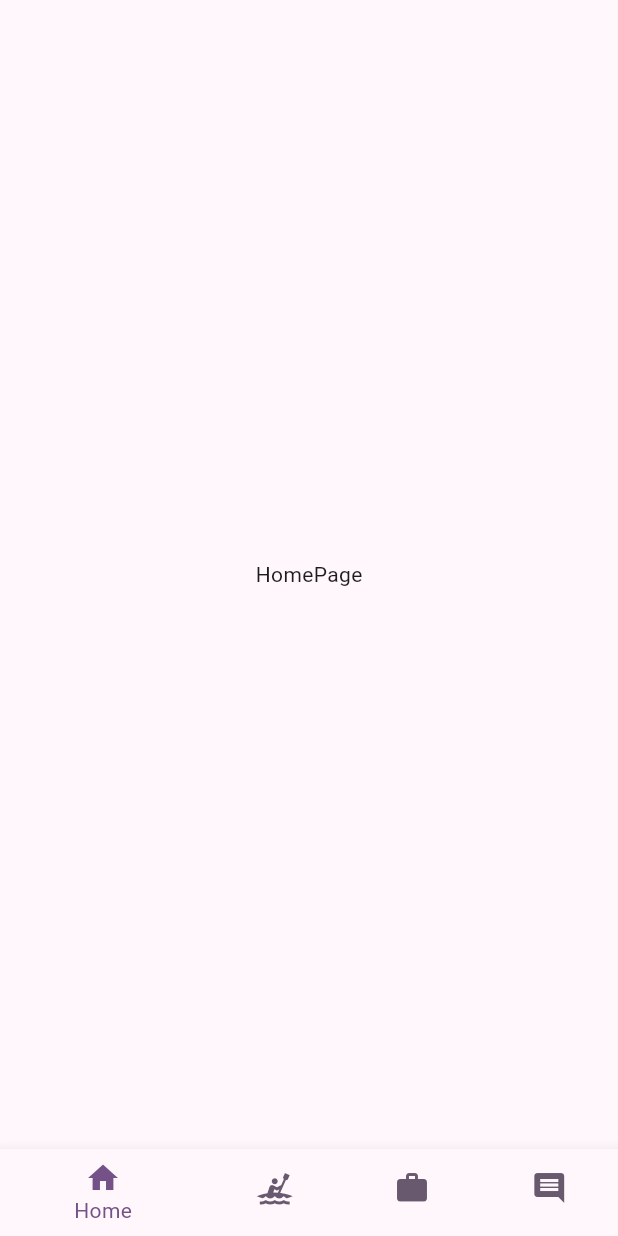
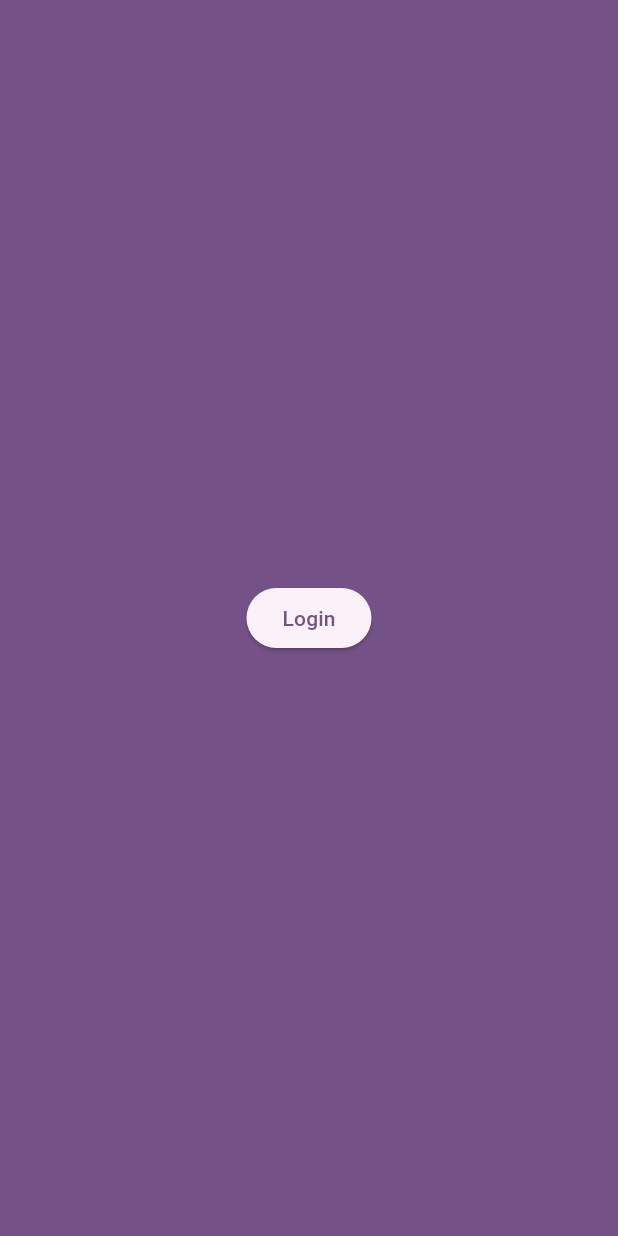
Before and after one commit to Jabrocki/HackYeah, a Flutter app: the screen it shows after launch, on a phone screen of 412 x 824 dp. Run offline on Flutter 3.47's test engine with Material 3 defaults, Android fonts, the phone set to English and light mode, and no system bars.

Commit message:
Jabrooo
Posts added, loginPage  added, some refactoring

```diff
--- a/lib/appState/jaberAppState.dart
+++ /dev/null
@@ -1,6 +0,0 @@
-import 'package:flutter/material.dart';
-import 'package:provider/provider.dart';
-
-class JaberAppState extends ChangeNotifier {
-
-}
--- a/lib/appState/mainAppState.dart
+++ b/lib/appState/mainAppState.dart
@@ -1,11 +1,70 @@
 import 'package:flutter/material.dart';
-import 'package:provider/provider.dart';
 
 class MainAppState extends ChangeNotifier {
   int navBarIndex = 0;
+
+  var logIn = false;
 
   void navBarTap(int index) {
     navBarIndex = index;
     notifyListeners();
   }
+
+  void logInTap(){
+    logIn = true;
+    notifyListeners();
+  }
+
+  List posts = [
+    {
+      "profileID": 1,
+      "activityID": 0,
+      "value": 100,
+      "likes": 3
+    },
+    {
+      "profileID": 0,
+      "activityID": 2,
+      "value": 275,
+      "likes": 50
+    }
+  ];
+
+  List profiles = [
+    "Jabrooo",
+    "Pajor",
+    "Ridic"
+  ];
+
+  List activities = [
+    {
+      "activity": "cycling",
+      "unit": "km"
+    },
+    {
+      "activity": "skiing",
+      "unit": "km"
+    },
+    {
+      "activity": "workout",
+      "unit": "h"
+    },
+    {
+      "activity": "pushups",
+      "unit": "times"
+    },
+    {
+      "activity": "running",
+      "unit": "km"
+    },
+    {
+      "activity": "walking",
+      "unit": "km"
+    }
+  ];
+
+  void mainLikeUpdate (int postIndex) {
+    posts[postIndex]["likes"] = posts[postIndex]["likes"] + 1;
+    notifyListeners();
+  }
 }
--- a/lib/appState/pajorAppState.dart
+++ /dev/null
@@ -1,6 +0,0 @@
-import 'package:flutter/material.dart';
-import 'package:provider/provider.dart';
-
-class PajorAppState extends ChangeNotifier {
-
-}
--- a/lib/appState/ridicAppState.dart
+++ /dev/null
@@ -1,6 +0,0 @@
-import 'package:flutter/material.dart';
-import 'package:provider/provider.dart';
-
-class RidicAppState extends ChangeNotifier {
-
-}
--- /dev/null
+++ b/lib/layouts/logInPage.dart
@@ -0,0 +1,31 @@
+import 'package:flutter/material.dart';
+import 'package:provider/provider.dart';
+import '../appState/mainAppState.dart';
+
+
+class LogInPage extends StatelessWidget {
+  const LogInPage({
+    super.key,
+  });
+
+  @override
+  Widget build(BuildContext context) {
+
+    var mainAppState = context.watch<MainAppState>();
+
+    return Scaffold(
+      body: Container(
+        color: Theme.of(context).colorScheme.primary,
+        child: Center(
+          child: Column(
+            mainAxisSize: MainAxisSize.max,
+            mainAxisAlignment: MainAxisAlignment.center,
+            children: [
+              ElevatedButton(onPressed: mainAppState.logInTap, child: Text("Login"))
+              ]
+          ),
+        ),
+      ),
+    );
+  }
+}
--- a/lib/main.dart
+++ b/lib/main.dart
@@ -1,4 +1,6 @@
 import 'package:flutter/material.dart';
+import 'package:hackyeah/layouts/logInPage.dart';
+import 'package:hackyeah/layouts/mainPage.dart';
 import 'package:provider/provider.dart';
 //AppState
 import 'appState/mainAppState.dart';
@@ -17,6 +19,7 @@ void main() {
 class MyApp extends StatelessWidget {
   const MyApp({super.key});
 
+
   @override
   Widget build(BuildContext context) {
     return ChangeNotifierProvider(
@@ -27,57 +30,26 @@ class MyApp extends StatelessWidget {
           useMaterial3: true,
           colorScheme: ColorScheme.fromSeed(seedColor: const Color.fromARGB(255, 165, 5, 240)),
         ),
-        home: MainPage(),
+        home: AppPage(),
       ),
     );
   }
 }
 
-class MainPage extends StatelessWidget {
-  const MainPage({
+class AppPage extends StatelessWidget {
+  const AppPage({
     super.key,
   });
 
-  static const List<Widget> _pageOptions = <Widget>[
-    HomePage(),
-    ActivityPage(),
-    WorkPage(),
-    CommunityPage(),
-  ];
+
 
   @override
   Widget build(BuildContext context) {
 
     var mainAppState = context.watch<MainAppState>();
 
-    return Scaffold(
-      body: Center(
-        child: _pageOptions.elementAt(mainAppState.navBarIndex),
-      ),
-      bottomNavigationBar: BottomNavigationBar(
-        items: const <BottomNavigationBarItem>[
-          BottomNavigationBarItem(
-            icon: Icon(Icons.home),
-            label: 'Home',
-          ),
-          BottomNavigationBarItem(
-            icon: Icon(Icons.kayaking),
-            label: 'Aktywność',
-          ),
-          BottomNavigationBarItem(
-            icon: Icon(Icons.work),
-            label: 'Work',
-          ),
-          BottomNavigationBarItem(
-            icon: Icon(Icons.comment),
-            label: 'Community',
-          ),
-        ],
-        currentIndex: mainAppState.navBarIndex,
-        selectedItemColor: Theme.of(context).colorScheme.primary,
-        unselectedItemColor: Theme.of(context).colorScheme.secondary,
-        onTap: mainAppState.navBarTap,
-      ),
-    );
+    return mainAppState.logIn
+    ? MainPage()
+    : LogInPage();
   }
 }
```
Also changed, not shown: lib/layouts/communityPage.dart (+19 -1 lines), lib/layouts/mainPage.dart (added, +57 -0 lines), lib/widgets/like.dart (added, +23 -0 lines), lib/widgets/post.dart (added, +76 -0 lines).
